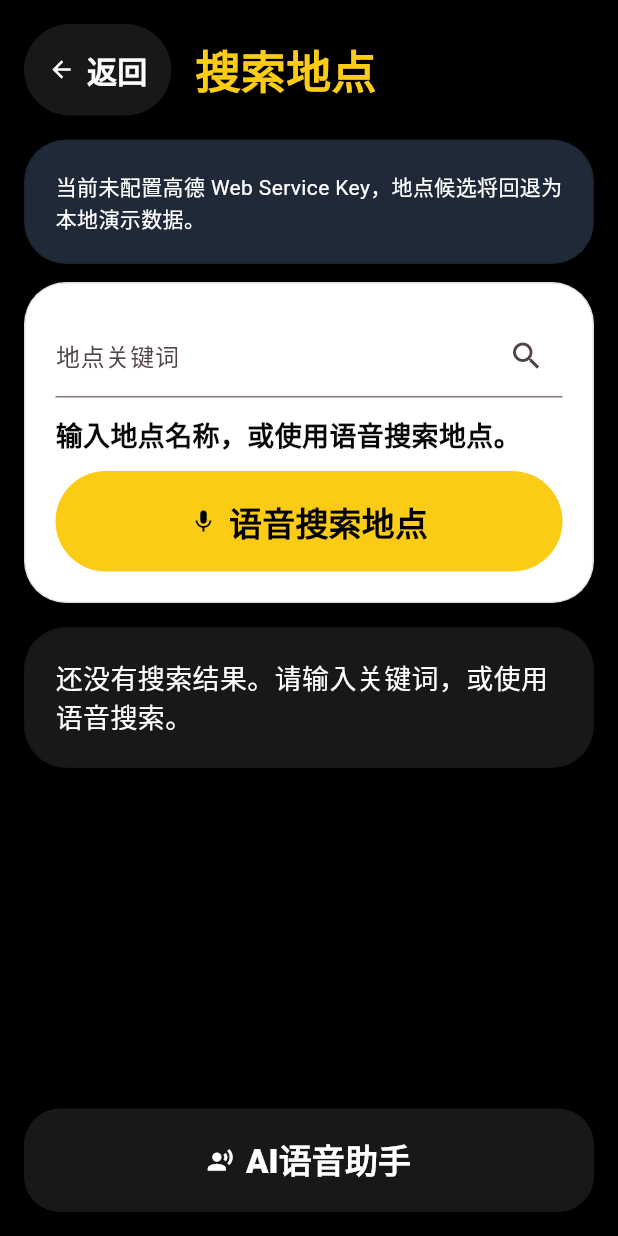
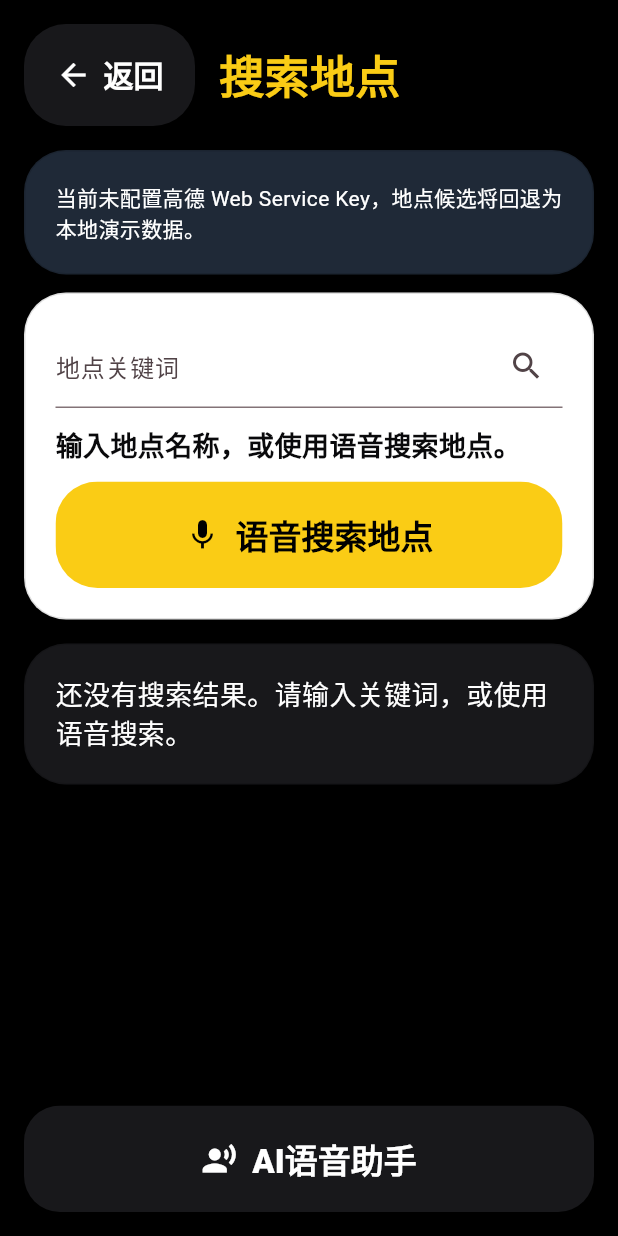
Before and after one commit to JerryZhao-1/zhuMangPaoDemo, a Flutter app: the BlindPlaceSearchPage screen opened by its route, on a phone screen of 412 x 824 dp. Run offline on Flutter 3.47's test engine with Material 3 defaults, Android fonts, the phone set to English and light mode, and no system bars; our stand-ins replace flutter_riverpod, flutter_tts, go_router, permission_handler, plugin_platform_interface, shared_preferences and 2 more; accounts and stored records are empty; Roboto replaces fonts that are missing (SF Pro Display).

Commit message:
fix: voiceover bugs

```diff
--- a/lib/core/widgets/blind_page_scaffold.dart
+++ b/lib/core/widgets/blind_page_scaffold.dart
@@ -44,27 +44,23 @@ class BlindPageScaffold extends ConsumerWidget {
                 enabled: true,
                 label: 'AI语音助手',
                 hint: '当前未开放，点击后会提示稍后使用',
-                child: SizedBox(
-                  width: double.infinity,
-                  child: FilledButton.icon(
-                    onPressed: () {},
-                    style: FilledButton.styleFrom(
-                      backgroundColor: AppTheme.zinc,
-                      foregroundColor: Colors.white,
-                      padding: const EdgeInsets.symmetric(vertical: 18),
-                      shape: RoundedRectangleBorder(
-                        borderRadius: BorderRadius.circular(24),
-                      ),
-                    ),
-                    icon: const Icon(Icons.record_voice_over),
-                    label: const Text(
+                width: double.infinity,
+                backgroundColor: AppTheme.zinc,
+                foregroundColor: Colors.white,
+                borderRadius: 24,
+                child: const Row(
+                  mainAxisAlignment: MainAxisAlignment.center,
+                  children: [
+                    Icon(Icons.record_voice_over),
+                    SizedBox(width: 10),
+                    Text(
                       'AI语音助手',
                       style: TextStyle(
                         fontSize: 22,
                         fontWeight: FontWeight.w800,
                       ),
                     ),
-                  ),
+                  ],
                 ),
               ),
             ],
--- a/lib/core/widgets/common_widgets.dart
+++ b/lib/core/widgets/common_widgets.dart
@@ -1,5 +1,7 @@
 import 'package:aidrun_demo/core/theme/app_theme.dart';
 import 'package:flutter/material.dart';
+
+enum BlindAccessibleButtonVariant { filled, outlined }
 
 class BlindAccessibleButton extends StatelessWidget {
   const BlindAccessibleButton({
@@ -9,6 +11,13 @@ class BlindAccessibleButton extends StatelessWidget {
     required this.child,
     this.hint,
     this.enabled = true,
+    this.variant = BlindAccessibleButtonVariant.filled,
+    this.backgroundColor,
+    this.foregroundColor,
+    this.borderColor,
+    this.padding,
+    this.borderRadius = 28,
+    this.width,
   });
 
   final VoidCallback? onPressed;
@@ -16,9 +25,60 @@ class BlindAccessibleButton extends StatelessWidget {
   final String? hint;
   final bool enabled;
   final Widget child;
+  final BlindAccessibleButtonVariant variant;
+  final Color? backgroundColor;
+  final Color? foregroundColor;
+  final Color? borderColor;
+  final EdgeInsetsGeometry? padding;
+  final double borderRadius;
+  final double? width;
 
   @override
   Widget build(BuildContext context) {
+    final isFilled = variant == BlindAccessibleButtonVariant.filled;
+    final effectiveBackgroundColor = enabled
+        ? (backgroundColor ?? (isFilled ? AppTheme.yellow : Colors.transparent))
+        : (backgroundColor ?? (isFilled ? AppTheme.yellow : Colors.transparent))
+              .withValues(alpha: isFilled ? 0.45 : 1);
+    final effectiveForegroundColor = enabled
+        ? (foregroundColor ?? (isFilled ? Colors.black : Colors.white))
+        : (foregroundColor ?? (isFilled ? Colors.black : Colors.white))
+              .withValues(alpha: 0.8);
+    final effectiveBorderColor = enabled
+        ? (borderColor ?? (isFilled ? Colors.transparent : Colors.white24))
+        : (borderColor ?? (isFilled ? Colors.transparent : Colors.white24))
+              .withValues(alpha: 0.5);
+
+    final visualChild = Material(
+      color: Colors.transparent,
+      child: InkWell(
+        borderRadius: BorderRadius.circular(borderRadius),
+        onTap: enabled ? onPressed : null,
+        child: Ink(
+          decoration: BoxDecoration(
+            color: effectiveBackgroundColor,
+            borderRadius: BorderRadius.circular(borderRadius),
+            border: Border.all(color: effectiveBorderColor),
+          ),
+          child: IconTheme(
+            data: IconThemeData(color: effectiveForegroundColor),
+            child: DefaultTextStyle(
+              style: TextStyle(
+                color: effectiveForegroundColor,
+                fontWeight: FontWeight.w700,
+              ),
+              child: Padding(
+                padding:
+                    padding ??
+                    const EdgeInsets.symmetric(horizontal: 20, vertical: 18),
+                child: child,
+              ),
+            ),
+          ),
+        ),
+      ),
+    );
+
     return MergeSemantics(
       child: Semantics(
         button: true,
@@ -26,10 +86,10 @@ class BlindAccessibleButton extends StatelessWidget {
         label: label,
         hint: hint,
         onTap: enabled ? onPressed : null,
-        child: GestureDetector(
-          behavior: HitTestBehavior.opaque,
-          onTap: enabled ? onPressed : null,
-          child: AbsorbPointer(child: ExcludeSemantics(child: child)),
+        child: ExcludeSemantics(
+          child: width == null
+              ? visualChild
+              : SizedBox(width: width, child: visualChild),
         ),
       ),
     );
@@ -67,21 +127,13 @@ class LargeActionButton extends StatelessWidget {
       enabled: enabled,
       label: semanticsLabel ?? title,
       hint: semanticsHint,
-      child: SizedBox(
-        width: double.infinity,
-        child: FilledButton(
-          onPressed: enabled ? () {} : null,
-          style: FilledButton.styleFrom(
       backgroundColor: backgroundColor,
       foregroundColor: foregroundColor,
-            disabledBackgroundColor: backgroundColor.withValues(alpha: 0.45),
-            disabledForegroundColor: foregroundColor.withValues(alpha: 0.8),
-            minimumSize: const Size.fromHeight(240),
-            shape: RoundedRectangleBorder(
-              borderRadius: BorderRadius.circular(32),
-            ),
+      width: double.infinity,
       padding: const EdgeInsets.all(24),
-          ),
+      borderRadius: 32,
+      child: ConstrainedBox(
+        constraints: const BoxConstraints(minHeight: 240),
         child: Column(
           mainAxisAlignment: MainAxisAlignment.center,
           children: [
@@ -90,10 +142,7 @@ class LargeActionButton extends StatelessWidget {
             Text(
               title,
               textAlign: TextAlign.center,
-                style: const TextStyle(
-                  fontSize: 36,
-                  fontWeight: FontWeight.w900,
-                ),
+              style: const TextStyle(fontSize: 36, fontWeight: FontWeight.w900),
             ),
             if (subtitle != null) ...[
               const SizedBox(height: 12),
@@ -107,7 +156,6 @@ class LargeActionButton extends StatelessWidget {
               ),
             ],
           ],
-          ),
         ),
       ),
     );
--- a/lib/features/blind/place_search_page.dart
+++ b/lib/features/blind/place_search_page.dart
@@ -134,21 +134,18 @@ class _BlindPlaceSearchPageState extends ConsumerState<BlindPlaceSearchPage> {
             enabled: true,
             label: '返回预约页面',
             hint: '返回上一步继续填写预约',
-            child: FilledButton.icon(
-              onPressed: () {},
-              style: FilledButton.styleFrom(
             backgroundColor: AppTheme.zinc,
             foregroundColor: Colors.white,
-                padding: const EdgeInsets.symmetric(
-                  horizontal: 16,
-                  vertical: 16,
-                ),
-              ),
-              icon: const Icon(Icons.arrow_back),
-              label: const Text(
+            child: const Row(
+              mainAxisSize: MainAxisSize.min,
+              children: [
+                Icon(Icons.arrow_back),
+                SizedBox(width: 8),
+                Text(
                   '返回',
                   style: TextStyle(fontSize: 20, fontWeight: FontWeight.w700),
                 ),
+              ],
             ),
           ),
           const SizedBox(width: 16),
@@ -231,21 +228,19 @@ class _BlindPlaceSearchPageState extends ConsumerState<BlindPlaceSearchPage> {
                   enabled: true,
                   label: '语音搜索地点',
                   hint: '开始语音录入地点名称；如果失败，可继续使用文字搜索',
-                  child: SizedBox(
                   width: double.infinity,
-                    child: FilledButton.icon(
-                      onPressed: () {},
-                      style: FilledButton.styleFrom(
                   backgroundColor: AppTheme.yellow,
                   foregroundColor: Colors.black,
-                        padding: const EdgeInsets.symmetric(vertical: 18),
-                      ),
-                      icon: Icon(
+                  child: Row(
+                    mainAxisAlignment: MainAxisAlignment.center,
+                    children: [
+                      Icon(
                         _voiceState == VoiceCaptureState.listening
                             ? Icons.graphic_eq
                             : Icons.mic,
                       ),
-                      label: Text(
+                      const SizedBox(width: 10),
+                      Text(
                         switch (_voiceState) {
                           VoiceCaptureState.listening => '正在收听地点...',
                           VoiceCaptureState.processing => '正在处理语音...',
@@ -256,7 +251,7 @@ class _BlindPlaceSearchPageState extends ConsumerState<BlindPlaceSearchPage> {
                           fontWeight: FontWeight.w800,
                         ),
                       ),
-                    ),
+                    ],
                   ),
                 ),
               ],
@@ -285,36 +280,59 @@ class _BlindPlaceSearchPageState extends ConsumerState<BlindPlaceSearchPage> {
                 child: BlindAccessibleButton(
                   onPressed: () => context.pop(place),
                   enabled: true,
-                  label: '地点候选，${place.name}，地址${_addressReadout(place)}，选择此地点',
+                  label: '地点候选，${place.name}，地址${_addressReadout(place)}',
                   hint: '双击选择这个地点并返回预约页面',
-                  child: SectionCard(
-                    child: ListTile(
-                      contentPadding: EdgeInsets.zero,
-                      leading: const ExcludeSemantics(
-                        child: CircleAvatar(child: Icon(Icons.place)),
-                      ),
-                      title: Text(
+                  width: double.infinity,
+                  backgroundColor: Colors.white,
+                  foregroundColor: Colors.black,
+                  borderColor: Colors.white24,
+                  padding: const EdgeInsets.all(20),
+                  child: Row(
+                    children: [
+                      const CircleAvatar(child: Icon(Icons.place)),
+                      const SizedBox(width: 16),
+                      Expanded(
+                        child: Column(
+                          crossAxisAlignment: CrossAxisAlignment.start,
+                          children: [
+                            Text(
                               place.name,
                               style: const TextStyle(
                                 fontSize: 22,
                                 fontWeight: FontWeight.w900,
                               ),
                             ),
-                      subtitle: Padding(
-                        padding: const EdgeInsets.only(top: 8),
-                        child: Text(
+                            const SizedBox(height: 8),
+                            Text(
                               place.address.isEmpty ? '未提供详细地址' : place.address,
+                              style: const TextStyle(
+                                fontSize: 17,
+                                height: 1.35,
                               ),
                             ),
-                      trailing: FilledButton(
-                        onPressed: () {},
-                        style: FilledButton.styleFrom(
-                          backgroundColor: Colors.black,
-                          foregroundColor: Colors.white,
-                        ),
-                        child: const Text('选择'),
+                          ],
                         ),
                       ),
+                      const SizedBox(width: 16),
+                      Container(
+                        padding: const EdgeInsets.symmetric(
+                          horizontal: 18,
+                          vertical: 10,
+                        ),
+                        decoration: BoxDecoration(
+                          color: Colors.black,
+                          borderRadius: BorderRadius.circular(999),
+                        ),
+                        child: const Text(
+                          '选择',
+                          style: TextStyle(
+                            color: Colors.white,
+                            fontSize: 16,
+                            fontWeight: FontWeight.w800,
+                          ),
+                        ),
+                      ),
+                    ],
                   ),
                 ),
               ),
```
Also changed, not shown: lib/features/blind/blind_active_run_page.dart (+48 -72 lines), lib/features/blind/blind_dashboard_page.dart (+16 -20 lines), lib/features/blind/request_run_page.dart (+16 -33 lines), 1 other file. Lines whose indentation alone changed are shown as unchanged.
